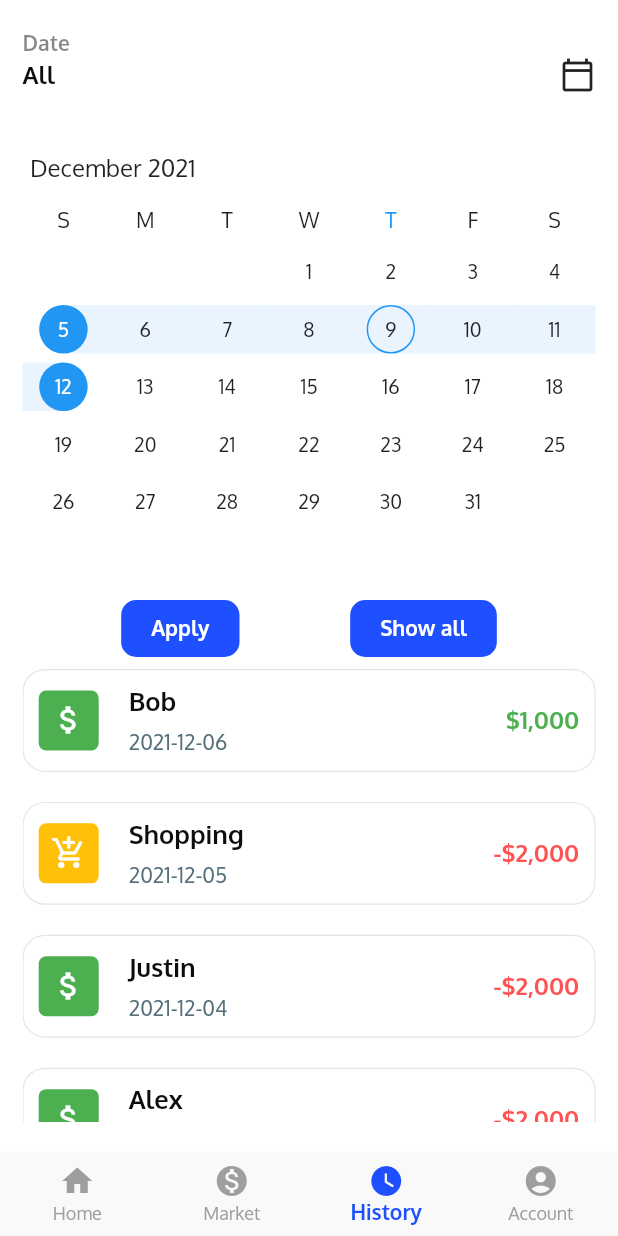
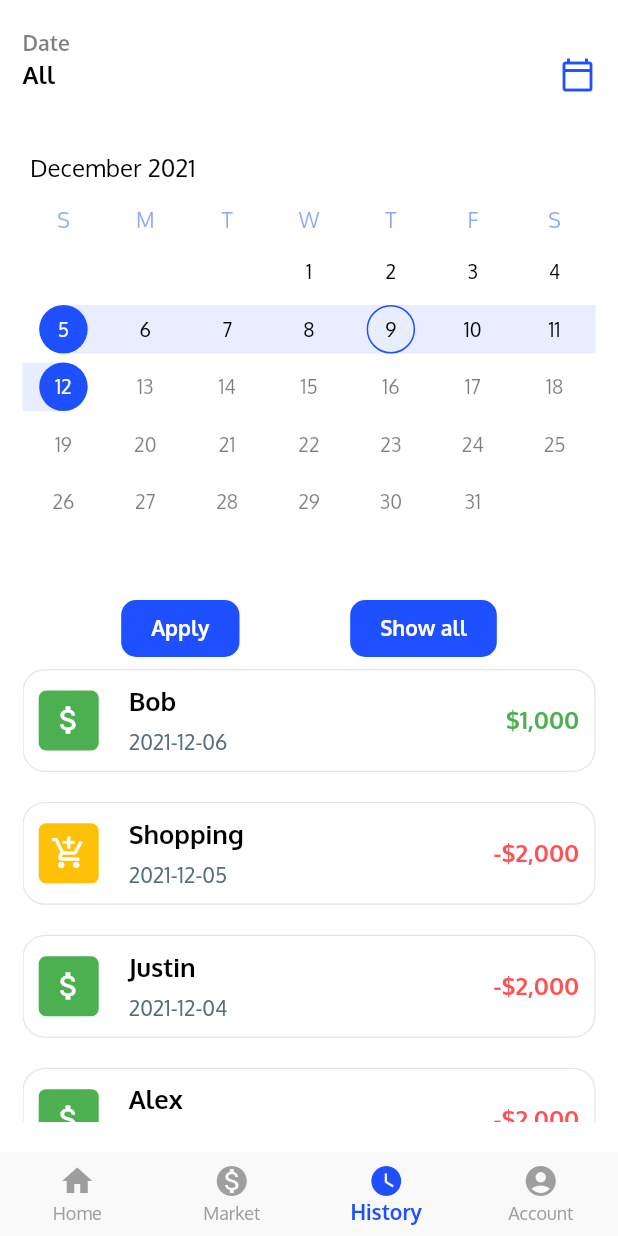
Before and after one commit to hientranea/FlutterDevFest2021, a Flutter app: the screen it shows after launch, scrolled down 124 dp, after a tap on "See all >", after a tap on the "calendar today" icon, on a phone screen of 412 x 824 dp. Run offline on Flutter 3.47's test engine with Material 2 defaults, Android fonts, the phone set to English and light mode, and no system bars; drawn by our look-alikes of syncfusion_flutter_datepicker; our stand-ins replace bloc, dio, equatable, fl_chart, flutter_bloc, font_awesome_flutter and 1 more; network calls fail.

Commit message:
change color dark mode

```diff
--- a/lib/config/crypto_tracker_color.dart
+++ b/lib/config/crypto_tracker_color.dart
@@ -2,6 +2,7 @@ import 'package:flutter/material.dart';
 
 class CryptoTrackerColors {
   static const primaryColor = Color(0xFF1E50FF);
+  static const scaffoldBackgroundColor = Colors.white;
   static const accentColor = Color(0xFF1EC1FF);
   static const smokyBlack = Color(0xFF0D0D0D);
   static const containerShadow = Color(0x26000000);
@@ -16,7 +17,8 @@ class CryptoTrackerColors {
   static const title = Color(0xFF656565);
   static const subtitle = Color(0xFF9B9B9B);
 
-  static const darkPrimaryColor = Color(0xFFBB86FC);
+  static const darkPrimaryColor = Colors.amber;
+  static const darkScaffoldBackgroundColor = Color(0XFF212845);
   static const darkBackground = Color(0xFF1E1F28);
   static const darkCardBackground = Color(0xFF2A2C36);
   static const darkGrey = Color(0xFFABB4BD);
--- a/lib/config/routes.dart
+++ b/lib/config/routes.dart
@@ -1,3 +1,4 @@
+import 'package:crypto_tracker/repos/models/crypto_currency.dart';
 import 'package:crypto_tracker/repos/models/money_account.dart';
 import 'package:crypto_tracker/screens/card_detail/card_detail_screen.dart';
 import 'package:crypto_tracker/screens/currencydetail/currency_detail_screen.dart';
@@ -9,7 +10,7 @@ import 'package:crypto_tracker/screens/transfer/transfer_screen.dart';
 
 var cryptoTrackerRoutes = {
   HomeScreen.routeName: (context) => const HomeScreen(),
-  CurrencyDetailScreen.routeName: (context) => const CurrencyDetailScreen(),
+  CurrencyDetailScreen.routeName: (context) => CurrencyDetailScreen(currency: ModalRoute.of(context)!.settings.arguments as CryptoCurrency),
   MyWalletScreen.routeName: (context) => const MyWalletScreen(),
   TransferScreen.routeName: (context) => const TransferScreen(),
   SettingScreen.routeName: (context) => const SettingScreen(),
--- a/lib/config/theme.dart
+++ b/lib/config/theme.dart
@@ -6,18 +6,27 @@ class CryptoTrackerTheme {
   static ThemeData lightMode(BuildContext context) {
     return ThemeData(
       primaryColor: CryptoTrackerColors.primaryColor,
-      scaffoldBackgroundColor: Colors.white,
-      unselectedWidgetColor: CryptoTrackerColors.primaryColor,
-      cardColor: Colors.white,
+      scaffoldBackgroundColor: CryptoTrackerColors.scaffoldBackgroundColor,
+      unselectedWidgetColor: Theme.of(context).primaryColor,
+      cardColor: CryptoTrackerColors.scaffoldBackgroundColor,
       shadowColor: CryptoTrackerColors.containerShadow,
       textButtonTheme: TextButtonThemeData(
         style: TextButton.styleFrom(primary: CryptoTrackerColors.smokyBlack),
       ),
-      appBarTheme:
-          const AppBarTheme(elevation: 0.0, backgroundColor: Colors.white),
+      appBarTheme: const AppBarTheme(
+        elevation: 0,
+        backgroundColor: CryptoTrackerColors.scaffoldBackgroundColor,
+        iconTheme: IconThemeData(color: Colors.black),
+        titleTextStyle: TextStyle(
+          color: Colors.black,
+          fontSize: 20,
+          fontWeight: FontWeight.w700,
+          fontFamily: 'Oxygen',
+        ),
+      ),
       textTheme: Theme.of(context).textTheme.apply(
             fontFamily: 'Oxygen',
-            bodyColor: CryptoTrackerColors.smokyBlack,
+            bodyColor: Colors.black,
           ),
       colorScheme: ColorScheme.fromSwatch()
           .copyWith(secondary: CryptoTrackerColors.accentColor),
@@ -27,22 +36,30 @@ class CryptoTrackerTheme {
   static ThemeData darkMode(BuildContext context) {
     return ThemeData(
       primaryColor: CryptoTrackerColors.darkPrimaryColor,
-      scaffoldBackgroundColor: CryptoTrackerColors.darkBackground,
-      canvasColor: CryptoTrackerColors.darkBackground,
+      scaffoldBackgroundColor: CryptoTrackerColors.darkScaffoldBackgroundColor,
       unselectedWidgetColor: CryptoTrackerColors.darkPrimaryColor,
-      cardColor: CryptoTrackerColors.darkCardBackground,
+      cardColor: CryptoTrackerColors.darkScaffoldBackgroundColor,
       shadowColor: CryptoTrackerColors.containerShadow,
-      iconTheme: const IconThemeData(color: Color(0xFFF6F6F6)),
       textButtonTheme: TextButtonThemeData(
-        style: TextButton.styleFrom(primary: const Color(0xFFF6F6F6)),
+        style: TextButton.styleFrom(primary: CryptoTrackerColors.smokyBlack),
       ),
       appBarTheme: const AppBarTheme(
-          elevation: 0.0,
-          backgroundColor: CryptoTrackerColors.darkPrimaryColor),
+        elevation: 0,
+        backgroundColor: CryptoTrackerColors.darkScaffoldBackgroundColor,
+        iconTheme: IconThemeData(color: Colors.white),
+        titleTextStyle: TextStyle(
+          color: Colors.white,
+          fontSize: 20,
+          fontWeight: FontWeight.w700,
+          fontFamily: 'Oxygen',
+        ),
+      ),
       textTheme: Theme.of(context).textTheme.apply(
             fontFamily: 'Oxygen',
-            bodyColor: const Color(0xFFF6F6F6),
+            bodyColor: Colors.white,
           ),
+      colorScheme: ColorScheme.fromSwatch()
+          .copyWith(secondary: CryptoTrackerColors.accentColor),
     );
   }
 }
--- a/lib/screens/app/main.dart
+++ b/lib/screens/app/main.dart
@@ -48,6 +48,9 @@ class CryptoTracker extends StatelessWidget {
             Widget home = Container();
 
             if (state is AppReady) {
+              final isDarkMode = BlocProvider.of<AppBloc>(context).preferences.isDarkMode ?? false;
+              themeMode = isDarkMode ? ThemeMode.dark : ThemeMode.light;
+
               home = BlocProvider(
                 create: (context) => SplashBloc()..add(SplashInitializeEvent()),
                 child: const SplashScreen(),
--- a/lib/screens/card_detail/cash_back_title.dart
+++ b/lib/screens/card_detail/cash_back_title.dart
@@ -23,17 +23,17 @@ class CashBackTitle extends StatelessWidget {
             ),
           ),
           Row(
-            children: const [
+            children:  [
               Text(
                 'See all',
                 style: TextStyle(
-                  color: CryptoTrackerColors.primaryColor,
+                  color: Theme.of(context).primaryColor,
                   fontWeight: FontWeight.w600,
                 ),
               ),
               Icon(
                 Icons.navigate_next_outlined,
-                color: CryptoTrackerColors.primaryColor,
+                color: Theme.of(context).primaryColor,
               ),
             ],
           )
--- a/lib/screens/card_detail/money_account_card_widget.dart
+++ b/lib/screens/card_detail/money_account_card_widget.dart
@@ -25,7 +25,7 @@ class MoneyAccountCard extends StatelessWidget {
           decoration: BoxDecoration(
             borderRadius: BorderRadius.circular(15),
             border: Border.all(
-              color: CryptoTrackerColors.primaryColor,
+              color: Theme.of(context).primaryColor,
               width: 1,
             ),
           ),
@@ -67,9 +67,9 @@ class MoneyAccountCard extends StatelessWidget {
                 color: Colors.white,
                 borderRadius: BorderRadius.circular(20),
               ),
-              child: const Icon(
+              child:  Icon(
                 Icons.check_circle,
-                color: CryptoTrackerColors.primaryColor,
+                color: Theme.of(context).primaryColor,
               ),
             ),
           ),
--- a/lib/screens/card_detail/premium_account_promotion.dart
+++ b/lib/screens/card_detail/premium_account_promotion.dart
@@ -13,7 +13,7 @@ class PremiumAccountPromote extends StatelessWidget {
       padding: const EdgeInsets.all(20.0),
       width: double.infinity,
       decoration: BoxDecoration(
-        border: Border.all(color: CryptoTrackerColors.primaryColor),
+        border: Border.all(color: Theme.of(context).primaryColor),
         borderRadius: const BorderRadius.all(
           Radius.circular(20.0),
         ),
@@ -39,7 +39,7 @@ class PremiumAccountPromote extends StatelessWidget {
             width: double.infinity,
             child: ElevatedButton(
               style: ButtonStyle(
-                backgroundColor: MaterialStateProperty.all(CryptoTrackerColors.primaryColor),
+                backgroundColor: MaterialStateProperty.all(Theme.of(context).primaryColor),
                 padding: MaterialStateProperty.all(
                   const EdgeInsets.all(15.0),
                 ),
--- a/lib/screens/dashboard/dashboard_screen.dart
+++ b/lib/screens/dashboard/dashboard_screen.dart
@@ -1,12 +1,10 @@
 import 'package:collection/collection.dart';
-import 'package:crypto_tracker/config/crypto_tracker_color.dart';
 import 'package:crypto_tracker/repos/models/crypto_currency.dart';
 import 'package:crypto_tracker/repos/models/money_account.dart';
 import 'package:crypto_tracker/repos/models/transaction.dart';
 import 'package:crypto_tracker/repos/remote/crypto_repository.dart';
 import 'package:crypto_tracker/screens/card_detail/card_detail_screen.dart';
 import 'package:crypto_tracker/screens/card_detail/card_list.dart';
-import 'package:crypto_tracker/screens/card_detail/money_account_card_widget.dart';
 import 'package:crypto_tracker/screens/currencydetail/currency_detail_screen.dart';
 import 'package:crypto_tracker/screens/dashboard/dashboard_bloc.dart';
 import 'package:crypto_tracker/screens/home/home_bloc.dart';
@@ -40,10 +38,10 @@ class _DashboardScreenState extends State<DashboardScreen> {
           width: 40,
           height: 40,
           decoration: BoxDecoration(
-            color: CryptoTrackerColors.primaryColor,
+            color: Theme.of(context).primaryColor,
             borderRadius: BorderRadius.circular(10),
           ),
-          child: const Icon(Icons.storm),
+          child: const Icon(Icons.storm, color: Colors.white,),
         ),
       ),
       actions: [
@@ -89,9 +87,9 @@ class _DashboardScreenState extends State<DashboardScreen> {
                 final bloc = BlocProvider.of<HomeBloc>(context);
                 bloc.add(SelectTabEvent(2));
               },
-              child: const Text("See all >",
+              child:  Text("See all >",
                   style: TextStyle(
-                      fontSize: 15, color: CryptoTrackerColors.primaryColor)),
+                      fontSize: 15, color: Theme.of(context).primaryColor)),
             ),
         ],
       ),
@@ -136,7 +134,7 @@ class _DashboardScreenState extends State<DashboardScreen> {
         final currency = _cryptoCurrencies[index];
         return GestureDetector(
           onTap: () {
-            Navigator.pushNamed(context, CurrencyDetailScreen.routeName);
+            Navigator.pushNamed(context, CurrencyDetailScreen.routeName, arguments: currency);
           },
           child: Container(
             height: 100,
--- a/lib/screens/home/app_bottom_navigation.dart
+++ b/lib/screens/home/app_bottom_navigation.dart
@@ -31,7 +31,7 @@ class AppBottomNavigation extends StatelessWidget {
   @override
   Widget build(BuildContext context) {
     return Container(
-      color: CryptoTrackerColors.primaryColor,
+      color: Theme.of(context).primaryColor,
       child: BottomNavigationBar(
         backgroundColor: isDarkMode() ? CryptoTrackerColors.darkBackground : CryptoTrackerColors.bottomBarBackground,
         items: allTabs.map((HomeTab tab) {
--- a/lib/screens/market/market_screen.dart
+++ b/lib/screens/market/market_screen.dart
@@ -26,8 +26,7 @@ class _MarketScreenState extends State<MarketScreen> {
   AppBar _buildAppBar() {
     return AppBar(
       title: const Text(
-        'Market 24h',
-        style: TextStyle(color: Colors.black),
+        'Market 24h'
       ),
     );
   }
@@ -53,8 +52,9 @@ class _MarketScreenState extends State<MarketScreen> {
     final color = currency.price.usd.volumeChange24h >= 0 ? Colors.green : Colors.red;
     return GestureDetector(
       onTap: () {
-        Navigator.pushNamed(context, CurrencyDetailScreen.routeName);
+        Navigator.pushNamed(context, CurrencyDetailScreen.routeName, arguments: currency);
       },
+      behavior: HitTestBehavior.translucent,
       child: Container(
         margin: const EdgeInsets.symmetric(vertical: 12),
         child: Column(
--- a/lib/screens/splash/splash_screen.dart
+++ b/lib/screens/splash/splash_screen.dart
@@ -24,7 +24,8 @@ class SplashScreen extends StatelessWidget {
           }
         },
         child: Container(
-          color: Colors.white,
+          // color: Theme.of(context).scaffoldBackgroundColor,
+          color: Colors.white, // ic_splash_logo đang có background màu trắng
           alignment: Alignment.center,
           child: Image.asset(Constants.icSplashLogo, width: widthScreen / 2),
         ),
--- a/lib/screens/transaction/transaction_histories_screen.dart
+++ b/lib/screens/transaction/transaction_histories_screen.dart
@@ -12,10 +12,12 @@ class TransactionHistoriesScreen extends StatefulWidget {
   const TransactionHistoriesScreen({Key? key}) : super(key: key);
 
   @override
-  State<TransactionHistoriesScreen> createState() => _TransactionHistoriesScreenState();
+  State<TransactionHistoriesScreen> createState() =>
+      _TransactionHistoriesScreenState();
 }
 
-class _TransactionHistoriesScreenState extends State<TransactionHistoriesScreen> {
+class _TransactionHistoriesScreenState
+    extends State<TransactionHistoriesScreen> {
   late TransactionHistoriesBloc _bloc;
   List<Transaction> _transactions = [];
   bool _showDateFilter = false;
@@ -23,11 +25,63 @@ class _TransactionHistoriesScreenState extends State<TransactionHistoriesScreen>
   List<Widget> _dateFilter() {
     return [
       SfDateRangePicker(
+        backgroundColor: Theme.of(context).scaffoldBackgroundColor,
+        selectionColor: Theme.of(context).primaryColor,
+        startRangeSelectionColor: Theme.of(context).primaryColor,
+        endRangeSelectionColor: Theme.of(context).primaryColor,
+        todayHighlightColor: Theme.of(context).primaryColor,
+        rangeSelectionColor: Theme.of(context).primaryColor.withOpacity(0.1),
+        selectionTextStyle: TextStyle(
+          color: Theme.of(context).cardColor,
+        ),
+        rangeTextStyle: TextStyle(
+          color: Theme.of(context).textTheme.bodyText1!.color,
+        ),
+        monthCellStyle: DateRangePickerMonthCellStyle(
+          textStyle: TextStyle(
+            color: Theme.of(context).textTheme.bodyText1!.color,
+          ),
+          disabledDatesTextStyle: TextStyle(
+            color:
+                Theme.of(context).textTheme.bodyText1!.color!.withOpacity(0.5),
+          ),
+          todayTextStyle: TextStyle(
+            color: Theme.of(context).primaryColor,
+          ),
+        ),
+        monthViewSettings: DateRangePickerMonthViewSettings(
+          viewHeaderStyle: DateRangePickerViewHeaderStyle(
+            textStyle: TextStyle(
+              color: Theme.of(context).primaryColor.withOpacity(0.5),
+            ),
+          ),
+        ),
+        headerStyle: DateRangePickerHeaderStyle(
+          textStyle: TextStyle(
+            color: Theme.of(context).textTheme.bodyText1!.color,
+          ),
+        ),
+        yearCellStyle: DateRangePickerYearCellStyle(
+          textStyle: TextStyle(
+            color: Theme.of(context).textTheme.bodyText1!.color,
+          ),
+          todayTextStyle: TextStyle(
+            color: Theme.of(context).primaryColor,
+          ),
+          disabledDatesTextStyle: TextStyle(
+            color: Theme.of(context).textTheme.bodyText1!.color,
+          ),
+          leadingDatesTextStyle: TextStyle(
+            color: Theme.of(context).textTheme.bodyText1!.color,
+          ),
+        ),
         onSelectionChanged: (DateRangePickerSelectionChangedArgs args) {
           _bloc.add(ChangeDateFilter(args));
         },
         selectionMode: DateRangePickerSelectionMode.range,
-        initialSelectedRange: PickerDateRange(DateTime.now().subtract(const Duration(days: 4)),
+        maxDate: DateTime.now(),
+        initialSelectedRange: PickerDateRange(
+            DateTime.now().subtract(const Duration(days: 4)),
             DateTime.now().add(const Duration(days: 3))),
       ),
       Row(
@@ -41,7 +95,9 @@ class _TransactionHistoriesScreenState extends State<TransactionHistoriesScreen>
             child: Container(
               child: Text(
                 "Apply",
-                style: TextStyle(color: Theme.of(context).cardColor, fontWeight: FontWeight.bold),
+                style: TextStyle(
+                    color: Theme.of(context).cardColor,
+                    fontWeight: FontWeight.bold),
               ),
               padding: const EdgeInsets.symmetric(vertical: 10, horizontal: 20),
               decoration: BoxDecoration(
@@ -58,7 +114,9 @@ class _TransactionHistoriesScreenState extends State<TransactionHistoriesScreen>
             child: Container(
               child: Text(
                 "Show all",
-                style: TextStyle(color: Theme.of(context).cardColor, fontWeight: FontWeight.bold),
+                style: TextStyle(
+                    color: Theme.of(context).cardColor,
+                    fontWeight: FontWeight.bold),
               ),
               padding: const EdgeInsets.symmetric(vertical: 10, horizontal: 20),
               decoration: BoxDecoration(
@@ -75,9 +133,9 @@ class _TransactionHistoriesScreenState extends State<TransactionHistoriesScreen>
   @override
   Widget build(BuildContext context) {
     return BlocProvider<TransactionHistoriesBloc>(
-      create: (context) =>
-          TransactionHistoriesBloc(RepositoryProvider.of<CryptoRepository>(context))
-            ..add(TransactionHistoriesInitializeEvent()),
+      create: (context) => TransactionHistoriesBloc(
+          RepositoryProvider.of<CryptoRepository>(context))
+        ..add(TransactionHistoriesInitializeEvent()),
       child: BlocConsumer<TransactionHistoriesBloc, TransactionHistoriesState>(
         listener: _setListener,
         builder: (context, state) {
@@ -85,14 +143,19 @@ class _TransactionHistoriesScreenState extends State<TransactionHistoriesScreen>
           return SafeArea(
             child: Scaffold(
               body: Padding(
-                padding: const EdgeInsets.symmetric(vertical: 20, horizontal: 15),
+                padding:
+                    const EdgeInsets.symmetric(vertical: 20, horizontal: 15),
                 child: Column(
                   crossAxisAlignment: CrossAxisAlignment.start,
                   children: [
                     Text(
                       "Date",
                       style: TextStyle(
-                          color: Theme.of(context).textTheme.bodyText1!.color!.withOpacity(0.5),
+                          color: Theme.of(context)
+                              .textTheme
+                              .bodyText1!
+                              .color!
+                              .withOpacity(0.5),
                           fontWeight: FontWeight.bold),
                     ),
                     Row(
@@ -100,13 +163,17 @@ class _TransactionHistoriesScreenState extends State<TransactionHistoriesScreen>
                       children: [
                         const Text(
                           "All",
-                          style: TextStyle(fontWeight: FontWeight.bold, fontSize: 16),
+                          style: TextStyle(
+                              fontWeight: FontWeight.bold, fontSize: 16),
                         ),
                         GestureDetector(
                           onTap: () {
                             _bloc.add(ToggleDateFilter(!_showDateFilter));
                           },
-                          child: const Icon(Icons.calendar_today_outlined),
+                          child: Icon(
+                            Icons.calendar_today_outlined,
+                            color: Theme.of(context).primaryColor,
+                          ),
                         )
                       ],
                     ),
```
Also changed, not shown: lib/screens/currencydetail/currency_detail_screen.dart (+9 -11 lines), lib/screens/my_wallet/my_wallet_screen.dart (+15 -11 lines), lib/screens/setting/setting_screen.dart (+5 -5 lines).
